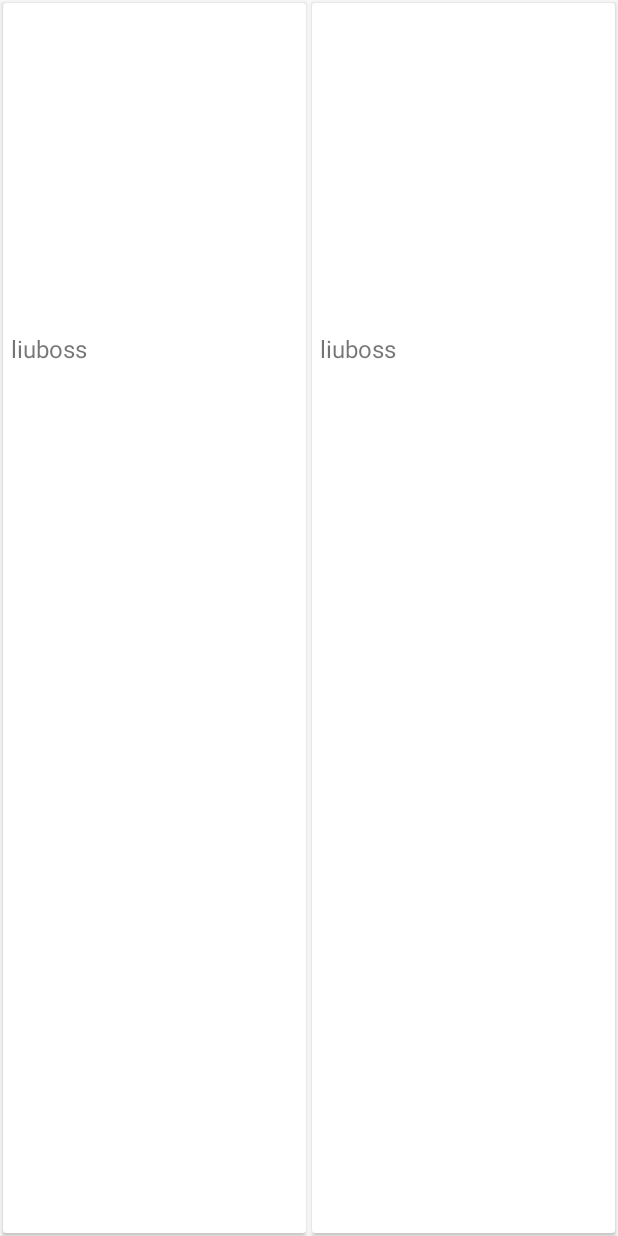
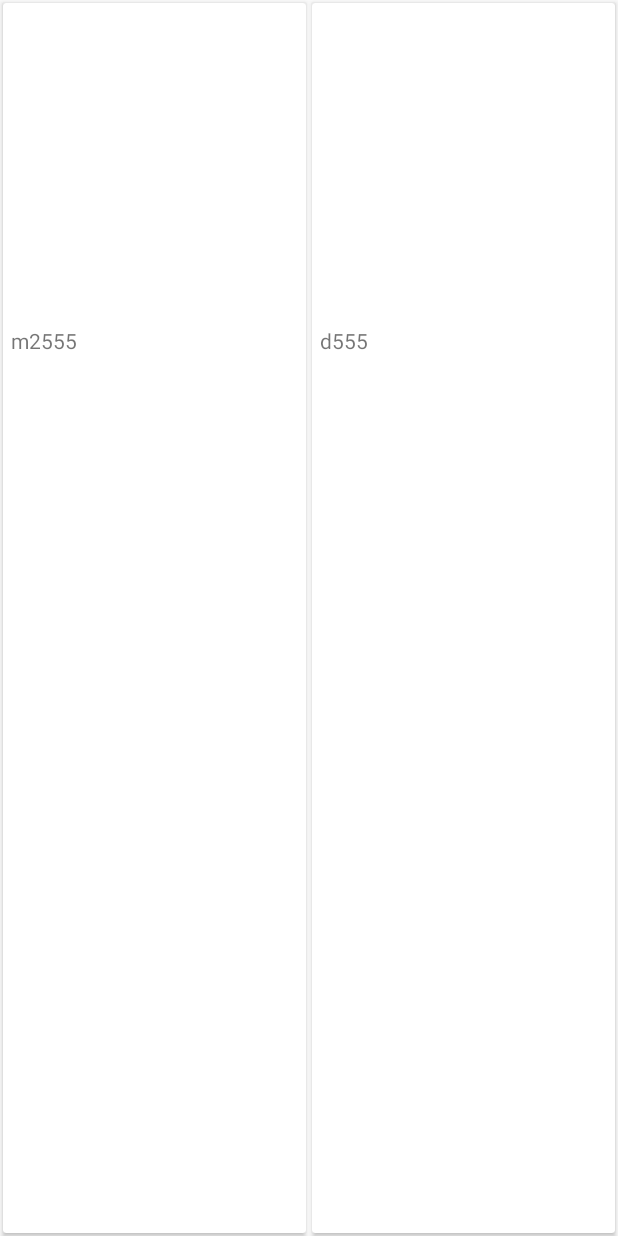
Before and after one commit to TangGSen/SenV2, an Android app: the fragment FoundChildFragment shown on its own in the app's theme, on a phone screen of 412 x 824 dp. Run offline under Robolectric (Android 15) with nearby library versions, the phone set to English and light mode, and no system bars; our stand-ins replace ButterKnife; libraries missing offline, so code that uses them is left out: com.nostra13.universalimageloader; 1 statement that could not run was skipped.

Commit message:
item detail

```diff
--- a/liuboss/src/main/java/com/sen/adapter/ClassChildRecyclerAdapter.java
+++ b/liuboss/src/main/java/com/sen/adapter/ClassChildRecyclerAdapter.java
@@ -34,7 +34,7 @@ public class ClassChildRecyclerAdapter extends RecyclerView.Adapter<ClassChildRe
 
     //Item click thing
     public  interface OnItemClickListener {
-        void onItemClick(View view, int position);
+        void onItemClick(View view, int position,ClassChildItemBean childItemBean);
     }
 
     public  void setOnItemClickListener(OnItemClickListener onItemClickListener){
@@ -45,7 +45,7 @@ public class ClassChildRecyclerAdapter extends RecyclerView.Adapter<ClassChildRe
     public ViewHolder onCreateViewHolder(ViewGroup parent, int viewType) {
 
 
-        View view = LayoutInflater.from(parent.getContext()).inflate(R.layout.item_home_new_layout, parent, false);
+        View view = LayoutInflater.from(parent.getContext()).inflate(R.layout.item_found_class_layout, parent, false);
         ViewHolder viewHolder = new ViewHolder(view);
 
         return viewHolder;
@@ -67,14 +67,15 @@ public class ClassChildRecyclerAdapter extends RecyclerView.Adapter<ClassChildRe
                 @Override
                 public void onClick(View v) {
 
-                    onItemClickListener.onItemClick(holder.itemView, position);
+                    onItemClickListener.onItemClick(holder.itemView, position,mData.get(position));
                 }
 
             });
         }
-        holder.mImageView.setTag(mData.get(position));
-        holder.mTextView.setText("" + position + mData.get(position).getDes());
-        ImageLoader.getInstance().displayImage(mData.get(position).getUrl(), holder.mImageView, ImageLoadOptions.getBannerImageOptions());
+        ClassChildItemBean classChildItemBean = mData.get(position);
+        holder.mImageView.setTag(classChildItemBean.getImgUrl());
+        holder.mTextView.setText(classChildItemBean.getDesTxt());
+        ImageLoader.getInstance().displayImage(classChildItemBean.getImgUrl(), holder.mImageView, ImageLoadOptions.getBannerImageOptions());
 
     }
 
@@ -90,8 +91,8 @@ public class ClassChildRecyclerAdapter extends RecyclerView.Adapter<ClassChildRe
 
         public ViewHolder(View view) {
             super(view);
-            mTextView = (AppCompatTextView) view.findViewById(R.id.des_text);
-            mImageView = (AppCompatImageView) view.findViewById(R.id.new_imageview);
+            mTextView = (AppCompatTextView) view.findViewById(R.id.item_des_text);
+            mImageView = (AppCompatImageView) view.findViewById(R.id.item_imageview);
         }
 
 
--- a/liuboss/src/main/java/com/sen/fragment/main/found/FoundChildFragment.java
+++ b/liuboss/src/main/java/com/sen/fragment/main/found/FoundChildFragment.java
@@ -11,7 +11,7 @@ import android.widget.Toast;
 import com.sen.adapter.ClassChildRecyclerAdapter;
 import com.sen.base.BaseFragment;
 import com.sen.liuboss.R;
-import com.sen.mode.HomeNewBean;
+import com.sen.mode.ClassChildItemBean;
 
 import java.util.List;
 
@@ -49,12 +49,13 @@ public class FoundChildFragment extends BaseFragment {
 
     @Override
     protected void initData() {
-        HomeNewBean home = new HomeNewBean();
-        List<String> data =home.getData();
-        ClassChildRecyclerAdapter adapter = new ClassChildRecyclerAdapter(getActivity(),home.getData());
+        ClassChildItemBean classChildItemBean = new ClassChildItemBean();
+        List<ClassChildItemBean> data =classChildItemBean.getData();
+        ClassChildRecyclerAdapter adapter = new ClassChildRecyclerAdapter(getActivity(),data);
         adapter.setOnItemClickListener(new ClassChildRecyclerAdapter.OnItemClickListener() {
             @Override
-            public void onItemClick(View view, int position) {
+            public void onItemClick(View view, int position, ClassChildItemBean childItemBean) {
+                Toast.makeText(getContext(),position+"___"+childItemBean.getDesTxt(),Toast.LENGTH_SHORT).show();
             }
         });
         recyclerView_new.setAdapter(adapter);
--- a/liuboss/src/main/java/com/sen/mode/ClassChildItemBean.java
+++ b/liuboss/src/main/java/com/sen/mode/ClassChildItemBean.java
@@ -8,51 +8,48 @@ import java.util.List;
  */
 public class ClassChildItemBean {
 
-    private String url;
-    private String des;
+    private String imgUrl;
+    private String desTxt;
     private List<ClassChildItemBean> data;
     public ClassChildItemBean(String url,String des){
-        this.url = url;
-        this.des = des;
+        this.imgUrl = url;
+        this.desTxt = des;
     }
 
     public ClassChildItemBean(){
         data = new ArrayList<ClassChildItemBean>();
-        data.add(new ClassChildItemBean("http://img4.duitang.com/uploads/item/201112/03/20111203202432_BPPR3.thumb.600_0.jpg","555"));
-        data.add(new ClassChildItemBean("http://img5.duitang.com/uploads/item/201407/31/20140731223506_Hx4PM.thumb.700_0.jpeg","555"));
+        data.add(new ClassChildItemBean("http://img4.duitang.com/uploads/item/201112/03/20111203202432_BPPR3.thumb.600_0.jpg","m2555"));
+        data.add(new ClassChildItemBean("http://img5.duitang.com/uploads/item/201407/31/20140731223506_Hx4PM.thumb.700_0.jpeg","d555"));
         data.add(new ClassChildItemBean("http://pic.nipic.com/2007-11-14/20071114232440935_2.jpg","555"));
-        data.add(new ClassChildItemBean("http://img4.duitang.com/uploads/item/201405/06/20140506001247_sZeQV.thumb.600_0.jpeg","555"));
-        data.add(new ClassChildItemBean("http://img0.imgtn.bdimg.com/it/u=2900221769,2653773917&fm=21&gp=0.jpg","555"));
-        data.add(new ClassChildItemBean("http://img4.imgtn.bdimg.com/it/u=3770158393,1662384103&fm=21&gp=0.jpg","555"));
-        data.add(new ClassChildItemBean("http://img4.imgtn.bdimg.com/it/u=874107384,3107805724&fm=21&gp=0.jpg","555"));
-        data.add(new ClassChildItemBean("http://cdn.duitang.com/uploads/item/201201/01/20120101115642_rfn2t.jpg","555"));
-        data.add(new ClassChildItemBean("http://img4.imgtn.bdimg.com/it/u=2248447279,928629987&fm=21&gp=0.jpg","555"));
+        data.add(new ClassChildItemBean("http://img4.duitang.com/uploads/item/201405/06/20140506001247_sZeQV.thumb.600_0.jpeg","f555"));
+        data.add(new ClassChildItemBean("http://img0.imgtn.bdimg.com/it/u=2900221769,2653773917&fm=21&gp=0.jpg","t555"));
+        data.add(new ClassChildItemBean("http://img4.imgtn.bdimg.com/it/u=3770158393,1662384103&fm=21&gp=0.jpg","y555"));
+        data.add(new ClassChildItemBean("http://img4.imgtn.bdimg.com/it/u=874107384,3107805724&fm=21&gp=0.jpg","g555"));
+        data.add(new ClassChildItemBean("http://cdn.duitang.com/uploads/item/201201/01/20120101115642_rfn2t.jpg","h555"));
+        data.add(new ClassChildItemBean("http://img4.imgtn.bdimg.com/it/u=2248447279,928629987&fm=21&gp=0.jpg","j555"));
     }
 
-
-    public String getUrl() {
-        return url;
+    public String getImgUrl() {
+        return imgUrl;
     }
 
-    public void setUrl(String url) {
-        this.url = url;
+    public void setImgUrl(String imgUrl) {
+        this.imgUrl = imgUrl;
     }
 
-    public String getDes() {
-        return des;
+    public String getDesTxt() {
+        return desTxt;
     }
 
-    public void setDes(String des) {
-        this.des = des;
+    public void setDesTxt(String desTxt) {
+        this.desTxt = desTxt;
     }
 
-
-
-    public List getData() {
+    public List<ClassChildItemBean> getData() {
         return data;
     }
 
-    public void setData(List data) {
+    public void setData(List<ClassChildItemBean> data) {
         this.data = data;
     }
 }
--- /dev/null
+++ b/liuboss/src/main/res/layout/item_found_class_layout.xml
@@ -0,0 +1,38 @@
+<?xml version="1.0" encoding="utf-8"?>
+<android.support.v7.widget.CardView xmlns:android="http://schemas.android.com/apk/res/android"
+    xmlns:app="http://schemas.android.com/apk/res-auto"
+    android:layout_width="match_parent"
+    android:layout_height="match_parent"
+    android:layout_margin="2dp"
+    android:orientation="vertical"
+    app:cardCornerRadius="2dp"
+    app:elevation="1dp">
+
+    <RelativeLayout
+        android:id="@+id/base_swipe_item_container"
+        android:layout_width="match_parent"
+        android:layout_height="match_parent"
+        android:padding="5dp">
+        <android.support.v7.widget.AppCompatImageView
+            android:id="@+id/item_imageview"
+            android:layout_width="match_parent"
+            android:layout_height="0dp"
+            android:layout_gravity="center"
+            android:scaleType="centerCrop" />
+
+        <android.support.v7.widget.AppCompatTextView
+            android:layout_below="@id/item_imageview"
+            android:layout_marginTop="@dimen/frgment_login_4dp"
+            android:id="@+id/item_des_text"
+            android:layout_width="wrap_content"
+            android:layout_height="wrap_content"
+            android:maxLines="1"
+            android:ellipsize="end"
+            android:gravity="center"
+            android:text="@string/app_name"
+            android:textSize="@dimen/fragment_font_14sp" />
+    </RelativeLayout>
+
+
+
+</android.support.v7.widget.CardView>
```
